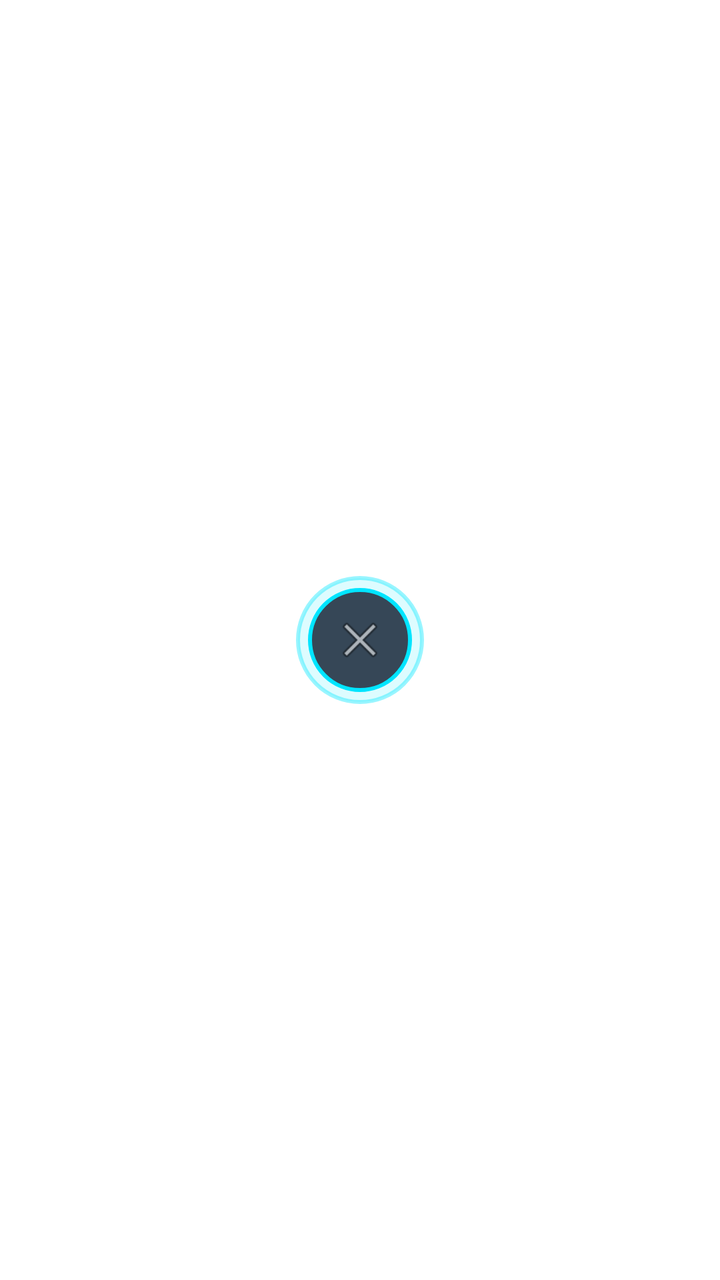
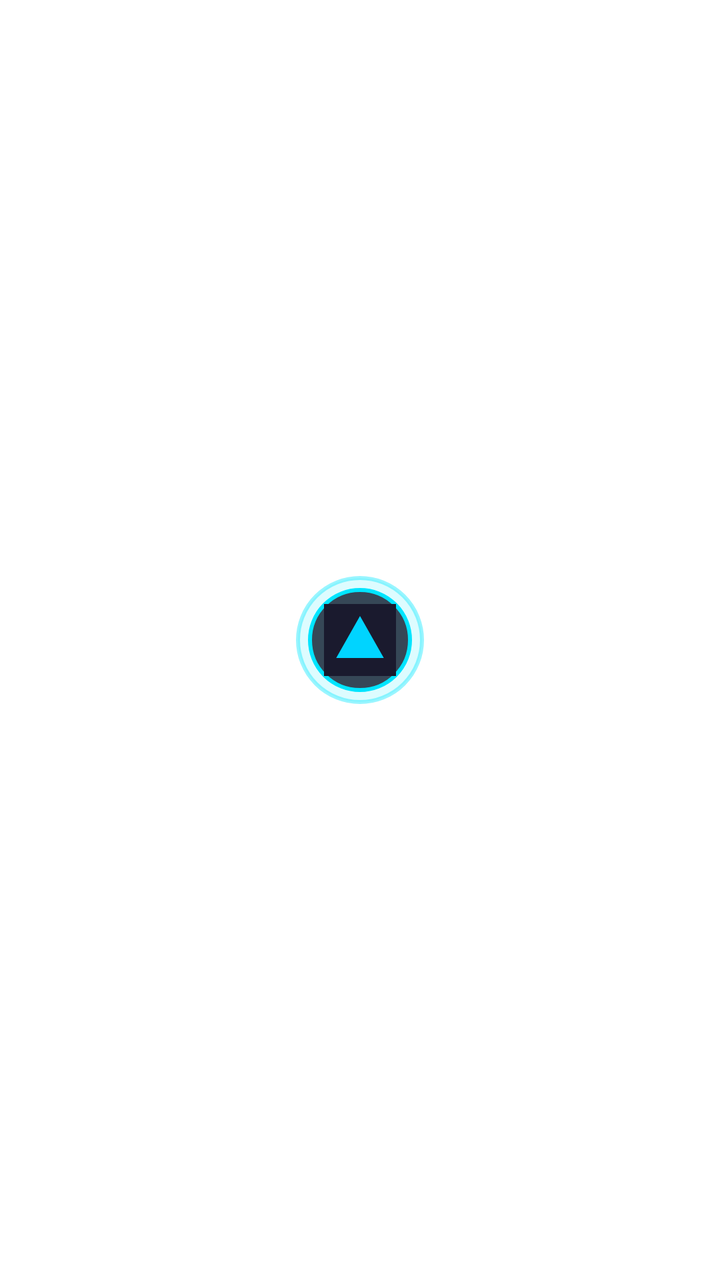

Compare the two renders of this Android layout. The source of the first and the diff that turns it into the second are given below.
<!-- AndroidManifest.xml: application theme Theme.AdSkipper -->
<!-- res/layout/layout_bubble.xml -->
<?xml version="1.0" encoding="utf-8"?>
<FrameLayout xmlns:android="http://schemas.android.com/apk/res/android"
    android:layout_width="64dp"
    android:layout_height="64dp">

    
    <View
        android:id="@+id/bubbleRing"
        android:layout_width="64dp"
        android:layout_height="64dp"
        android:layout_gravity="center"
        android:background="@drawable/bubble_ring" />

    
    <FrameLayout
        android:layout_width="52dp"
        android:layout_height="52dp"
        android:layout_gravity="center"
        android:background="@drawable/bubble_bg"
        android:elevation="8dp">

        
        <ImageView
            android:id="@+id/bubbleIcon"
            android:layout_width="28dp"
            android:layout_height="28dp"
            android:layout_gravity="center"
            android:src="@android:drawable/ic_menu_close_clear_cancel"
            android:color ="#00E5FF"
            android:scaleType="fitCenter" />

    </FrameLayout>

    
    <FrameLayout
        android:id="@+id/bubbleBadge"
        android:layout_width="18dp"
        android:layout_height="18dp"
        android:layout_gravity="top|end"
        android:layout_marginTop="2dp"
        android:layout_marginEnd="2dp"
        android:background="@drawable/bubble_badge_bg"
        android:elevation="10dp"
        android:visibility="gone">

        <TextView
            android:layout_width="wrap_content"
            android:layout_height="wrap_content"
            android:layout_gravity="center"
            android:text="!"
            android:textColor="#FFFFFF"
            android:textSize="10sp"
            android:textStyle="bold" />
    </FrameLayout>

</FrameLayout>
<!-- resources referenced by this layout -->
<resources>
  <!-- drawable bubble_badge_bg (drawable) -->
  <?xml version="1.0" encoding="utf-8"?>
  <shape xmlns:android="http://schemas.android.com/apk/res/android"
      android:shape="oval">
      <solid android:color="#FF3333" />
  </shape>
  <!-- drawable bubble_bg (drawable) -->
  <?xml version="1.0" encoding="utf-8"?>
  <shape xmlns:android="http://schemas.android.com/apk/res/android"
      android:shape="oval">
      <solid android:color="#CC0D1B2E" />
      <stroke android:width="2dp" android:color="#00E5FF" />
  </shape>
  <!-- drawable bubble_ring (drawable) -->
  <?xml version="1.0" encoding="utf-8"?>
  <shape xmlns:android="http://schemas.android.com/apk/res/android"
      android:shape="oval">
      <solid android:color="#2200E5FF" />
      <stroke android:width="2dp" android:color="#6600E5FF" />
  </shape>
  <style name="Theme.AdSkipper" parent="Theme.MaterialComponents.DayNight.DarkActionBar">
          <item name="colorPrimary">#0A0A14</item>
          <item name="colorPrimaryVariant">#06060D</item>
          <item name="colorOnPrimary">#FFFFFF</item>
          <item name="colorSecondary">#00E5FF</item>
          <item name="colorOnSecondary">#000000</item>
          <item name="android:statusBarColor">@color/colorPrimary</item>
          <item name="android:navigationBarColor">@color/colorPrimary</item>
      </style>
  <color name="colorPrimary">#0A0A14</color>
</resources>

<!-- the commit's change to res/layout/layout_bubble.xml (unified diff, before → after) -->
@@ -22,11 +22,10 @@
         
         <ImageView
             android:id="@+id/bubbleIcon"
-            android:layout_width="28dp"
-            android:layout_height="28dp"
+            android:layout_width="36dp"
+            android:layout_height="36dp"
             android:layout_gravity="center"
-            android:src="@android:drawable/ic_menu_close_clear_cancel"
-            android:color ="#00E5FF"
+            android:src="@mipmap/ic_launcher"
             android:scaleType="fitCenter" />
 
     </FrameLayout>
<!-- resource entries referenced after the edit -->
@@ -20,6 +20,26 @@
       <solid android:color="#2200E5FF" />
       <stroke android:width="2dp" android:color="#6600E5FF" />
   </shape>
+  <!-- mipmap ic_launcher (mipmap-hdpi) -->
+  <?xml version="1.0" encoding="utf-8"?>
+  <vector xmlns:android="http://schemas.android.com/apk/res/android"
+      android:width="108dp"
+      android:height="108dp"
+      android:viewportWidth="108"
+      android:viewportHeight="108">
+      <path
+          android:fillColor="#1A1A2E"
+          android:pathData="M0,0h108v108H0z"/>
+      <path
+          android:fillColor="#00D4FF"
+          android:pathData="M54,20 L88,80 H20 Z"
+          android:strokeWidth="2"
+          android:strokeColor="#00D4FF"/>
+      <text
+          android:fontFamily="sans-serif-condensed"
+          android:textSize="16sp"
+          android:fillColor="#FFFFFF">X</text>
+  </vector>
   <style name="Theme.AdSkipper" parent="Theme.MaterialComponents.DayNight.DarkActionBar">
           <item name="colorPrimary">#0A0A14</item>
           <item name="colorPrimaryVariant">#06060D</item>
